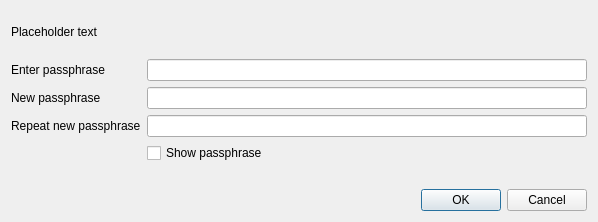
Before: the Qt Designer form src/qt/forms/askpassphrasedialog.ui in sshyran/emercoin, drawn with Qt 5.
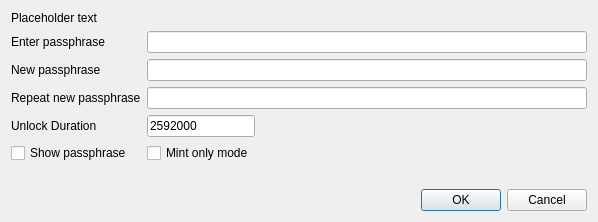
After: the same form once the commit is applied.

```diff
--- a/src/qt/forms/askpassphrasedialog.ui
+++ b/src/qt/forms/askpassphrasedialog.ui
@@ -92,14 +92,27 @@
        </property>
       </widget>
      </item>
+     <item row="3" column="0">
+      <widget class="QLabel" name="passLabelDuration">
+       <property name="text">
+        <string>Unlock Duration</string>
+       </property>
+      </widget>
+     </item>
      <item row="3" column="1">
-      <widget class="QCheckBox" name="toggleShowPasswordButton">
+      <widget class="QLineEdit" name="passEditDuration">
+       <property name="sizePolicy">
+        <sizepolicy hsizetype="Maximum" vsizetype="Fixed">
+         <horstretch>0</horstretch>
+         <verstretch>0</verstretch>
+        </sizepolicy>
+       </property>
        <property name="text">
-        <string>Show passphrase</string>
+        <string>2592000</string>
        </property>
       </widget>
      </item>
-     <item row="4" column="1">
+     <item row="6" column="1">
       <widget class="QLabel" name="capsLabel">
        <property name="font">
         <font>
@@ -115,6 +128,20 @@
        </property>
       </widget>
      </item>
+     <item row="4" column="0">
+      <widget class="QCheckBox" name="toggleShowPasswordButton">
+       <property name="text">
+        <string>Show passphrase</string>
+       </property>
+      </widget>
+     </item>
+     <item row="4" column="1">
+      <widget class="QCheckBox" name="passCheckBoxMintOnly">
+       <property name="text">
+        <string>Mint only mode</string>
+       </property>
+      </widget>
+     </item>
     </layout>
    </item>
    <item>
```
